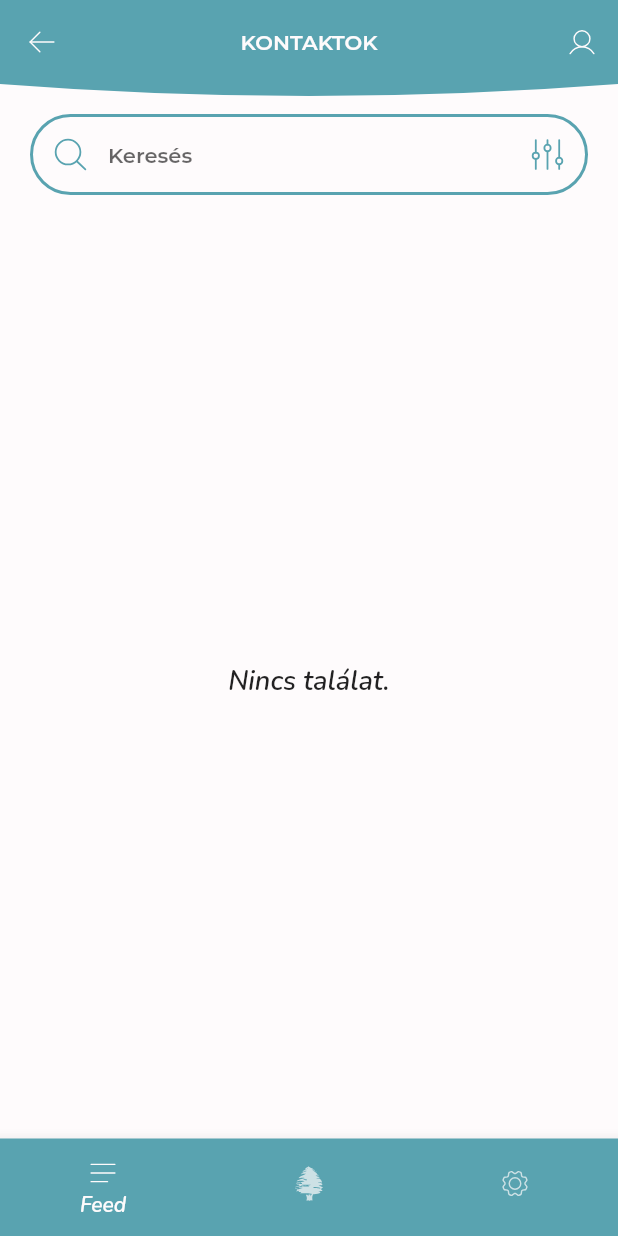
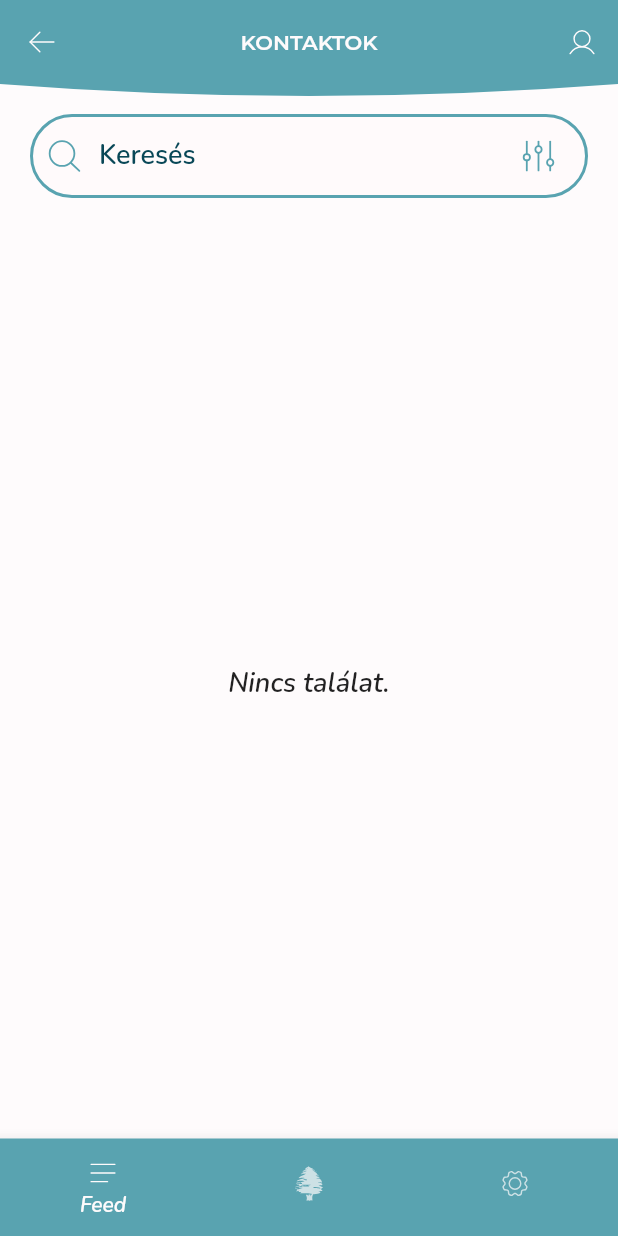
Before and after one commit to gaoypChina/szikapp, a Flutter app: the ContactsListView screen opened directly with empty values, on a phone screen of 412 x 824 dp. Run offline on Flutter 3.47's test engine with Material 2 defaults, Android fonts, the phone set to English and light mode, and no system bars; our stand-ins replace connectivity_plus, dropdown_search, easy_localization, firebase_analytics, firebase_auth, firebase_core and 10 more; missing offline and left inert: toggle_list; accounts and stored records are empty; project files that could hold a hidden picture were left out.

Commit message:
Using flutter 3.10 searchbar

```diff
--- a/lib/components/search_bar.dart
+++ b/lib/components/search_bar.dart
@@ -5,7 +5,6 @@ import 'components.dart';
 
 class CustomSearchBar extends StatefulWidget {
   final ValueChanged<String> onChanged;
-  final FormFieldValidator<String>? validator;
   final Widget? filter;
   final String placeholder;
   final double searchBarIconSize;
@@ -13,7 +12,6 @@ class CustomSearchBar extends StatefulWidget {
   const CustomSearchBar({
     super.key,
     required this.onChanged,
-    this.validator,
     this.filter,
     required this.placeholder,
     this.searchBarIconSize = kSearchBarIconSize,
@@ -56,42 +54,25 @@ class _CustomSearchBarState extends State<CustomSearchBar>
       padding: const EdgeInsets.all(kPaddingLarge),
       child: Column(
         children: [
-          Container(
-            decoration: BoxDecoration(
-              color: theme.colorScheme.background,
-              border: Border.all(color: theme.colorScheme.primary, width: 2),
-              borderRadius: BorderRadius.circular(kBorderRadiusLarge),
-            ),
-            child: Row(
-              mainAxisAlignment: MainAxisAlignment.spaceEvenly,
-              children: [
-                Padding(
-                  padding: const EdgeInsets.all(kPaddingNormal),
-                  child: CustomIcon(
+          SearchBar(
+            leading: CustomIcon(
               CustomIcons.search,
               color: theme.colorScheme.primary,
               size: widget.searchBarIconSize,
             ),
+            onChanged: widget.onChanged,
+            hintText: widget.placeholder,
+            elevation: const MaterialStatePropertyAll(0),
+            shape: MaterialStateProperty.resolveWith<OutlinedBorder>(
+              (Set<MaterialState> states) => RoundedRectangleBorder(
+                side: BorderSide(
+                  color: theme.colorScheme.primary,
+                  width: 2,
                 ),
-                Expanded(
-                  child: TextFormField(
-                    validator: widget.validator,
-                    autofocus: false,
-                    style: theme.textTheme.displaySmall!.copyWith(
-                      fontSize: 14,
-                      color: theme.colorScheme.primary,
-                    ),
-                    decoration: InputDecoration(
-                      hintText: widget.placeholder,
-                      border: InputBorder.none,
-                      focusedBorder: InputBorder.none,
-                      enabledBorder: InputBorder.none,
-                      disabledBorder: InputBorder.none,
-                      errorBorder: InputBorder.none,
-                    ),
-                    onChanged: widget.onChanged,
+                borderRadius: BorderRadius.circular(kBorderRadiusLarge),
               ),
             ),
+            trailing: [
               if (widget.filter != null)
                 GestureDetector(
                   onTap: () => setState(
@@ -113,7 +94,6 @@ class _CustomSearchBarState extends State<CustomSearchBar>
                 ),
             ],
           ),
-          ),
           SizeTransition(
             sizeFactor: _heightFactor,
             child: Padding(
--- a/lib/screens/contacts_screen.dart
+++ b/lib/screens/contacts_screen.dart
@@ -166,15 +166,6 @@ class ContactsListViewState extends State<ContactsListView>
         .showSnackBar(SnackBar(content: Text(message)));
   }
 
-  ///Segédfüggvény [TextField]-ekhez, ami ellenőrzi, hogy üres-e az elküldött
-  ///mező.
-  String? _validateTextField(value) {
-    if (value == null || value.isEmpty) {
-      return 'ERROR_EMPTY_FIELD'.tr();
-    }
-    return null;
-  }
-
   @override
   Widget build(BuildContext context) {
     var theme = Theme.of(context);
@@ -187,7 +178,6 @@ class ContactsListViewState extends State<ContactsListView>
         children: [
           CustomSearchBar(
             onChanged: _onSearchFieldChanged,
-            validator: _validateTextField,
             placeholder: 'PLACEHOLDER_SEARCH'.tr(),
             filter: _buildFilter(),
           ),
--- a/lib/screens/documents_screen.dart
+++ b/lib/screens/documents_screen.dart
@@ -59,13 +59,6 @@ class DocumentsListViewState extends State<DocumentsListView> {
     setState(() {
       _items = newItems;
     });
-  }
-
-  String? _validateTextField(value) {
-    if (value == null || value.isEmpty) {
-      return 'ERROR_EMPTY_FIELD'.tr();
-    }
-    return null;
   }
 
   void _onTabChanged(int? newValue) {
@@ -139,7 +132,6 @@ class DocumentsListViewState extends State<DocumentsListView> {
             children: [
               CustomSearchBar(
                 onChanged: _onSearchFieldChanged,
-                validator: _validateTextField,
                 placeholder: 'PLACEHOLDER_SEARCH'.tr(),
               ),
               /*
--- a/pubspec.yaml
+++ b/pubspec.yaml
@@ -2,7 +2,7 @@ name: szikapp
 description: Awesome application for doing business in da SZIK.
 
 publish_to: 'none' # Remove this line if you wish to publish to pub.dev
-version: 2.0.3+357
+version: 2.0.3+358
 
 environment:
   sdk: ">=3.0.0 <4.0.0"
```
Lines whose indentation alone changed are shown as unchanged.
